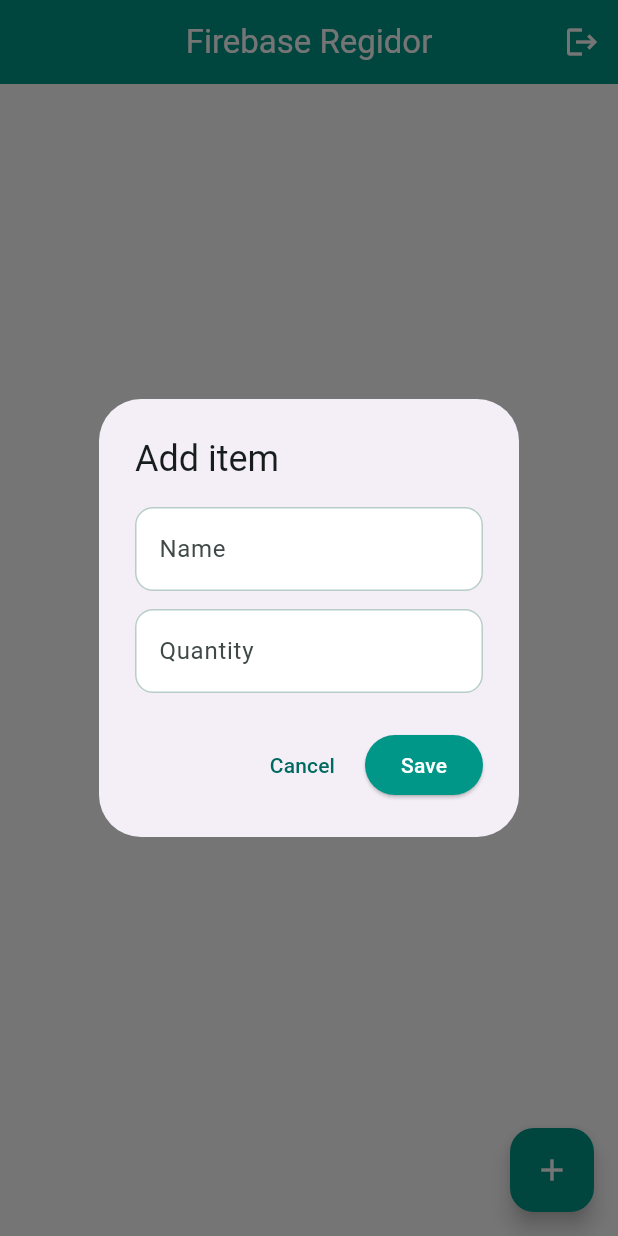
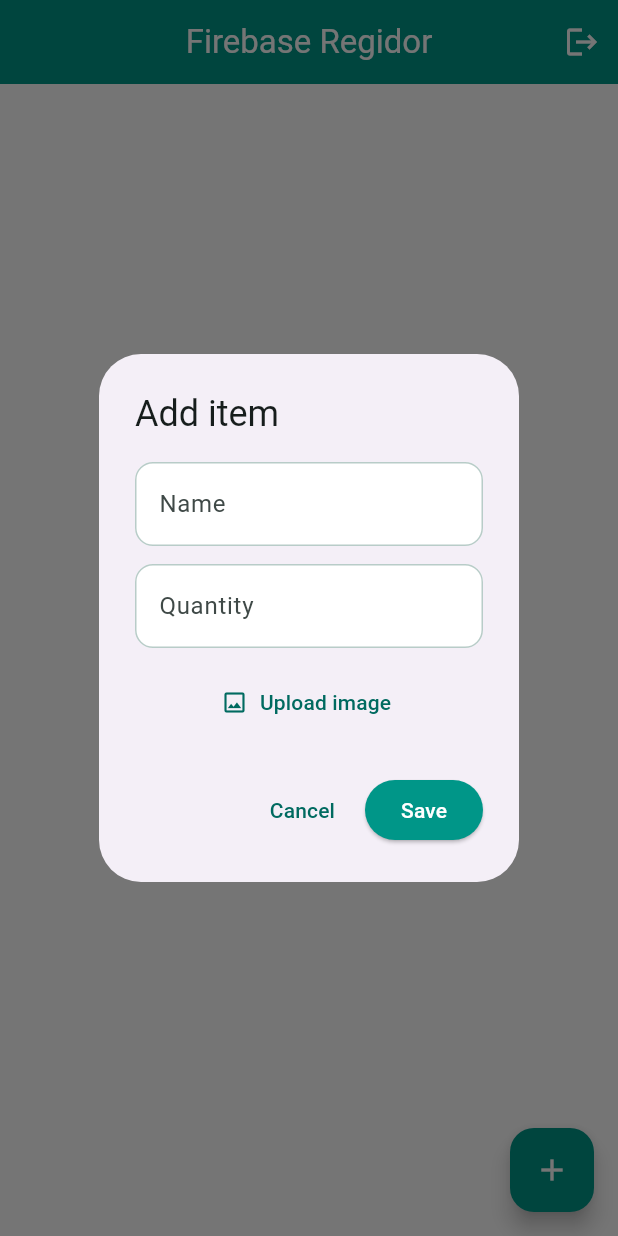
Before and after one commit to jsh24776/firebase_auth_crud, a Flutter app: the screen it shows once a user with an empty profile is signed in, after a tap on the "add" icon, on a phone screen of 412 x 824 dp. Run offline on Flutter 3.47's test engine with Material 3 defaults, Android fonts, the phone set to English and light mode, and no system bars; our stand-ins replace cloud_firestore, firebase_auth, firebase_core, google_sign_in, image_picker; missing offline and left inert: cloudinary_public; accounts and stored records are empty.

Commit message:
Add cloudinary

```diff
--- /dev/null
+++ b/lib/crud_page.dart
@@ -0,0 +1,340 @@
+import 'dart:io';
+
+import 'package:cloud_firestore/cloud_firestore.dart';
+import 'package:firebase_auth/firebase_auth.dart';
+import 'package:flutter/material.dart';
+
+import 'crud_service.dart';
+
+class CrudPage extends StatefulWidget {
+  const CrudPage({super.key});
+
+  @override
+  State<CrudPage> createState() => _CrudPageState();
+}
+
+class _CrudPageState extends State<CrudPage> {
+  final _service = CrudService();
+  bool _favoritesOnly = false;
+  bool _isSaving = false;
+
+  void _showMessage(String text) {
+    if (!mounted) return;
+    ScaffoldMessenger.of(context).showSnackBar(SnackBar(content: Text(text)));
+  }
+
+  // ---------- DIALOG (used for both Add and Edit) ----------
+  Future<void> _showItemDialog({
+    String? id,
+    String? name,
+    int? quantity,
+    String? imageUrl,
+  }) async {
+    final isEdit = id != null;
+    final nameCtrl = TextEditingController(text: name ?? '');
+    final qtyCtrl = TextEditingController(text: quantity?.toString() ?? '');
+    String? validationError;
+    File? pickedImage;
+
+    final result = await showDialog<Map<String, dynamic>>(
+      context: context,
+      builder: (ctx) => StatefulBuilder(
+        builder: (ctx, setDialogState) => AlertDialog(
+          backgroundColor: const Color(0xFFF4EFF7),
+          title: Text(isEdit ? 'Edit item' : 'Add item'),
+          content: SingleChildScrollView(
+            child: Column(
+              mainAxisSize: MainAxisSize.min,
+              children: [
+                TextField(
+                  controller: nameCtrl,
+                  decoration: const InputDecoration(
+                    labelText: 'Name',
+                    border: OutlineInputBorder(),
+                  ),
+                ),
+                const SizedBox(height: 12),
+                TextField(
+                  controller: qtyCtrl,
+                  keyboardType: TextInputType.number,
+                  decoration: const InputDecoration(
+                    labelText: 'Quantity',
+                    border: OutlineInputBorder(),
+                  ),
+                ),
+                const SizedBox(height: 12),
+                // Image preview (new pick, or the existing image when editing)
+                if (pickedImage != null)
+                  ClipRRect(
+                    borderRadius: BorderRadius.circular(8),
+                    child: Image.file(pickedImage!,
+                        height: 100, width: 100, fit: BoxFit.cover),
+                  )
+                else if (imageUrl != null && imageUrl.isNotEmpty)
+                  ClipRRect(
+                    borderRadius: BorderRadius.circular(8),
+                    child: Image.network(imageUrl,
+                        height: 100, width: 100, fit: BoxFit.cover),
+                  ),
+                TextButton.icon(
+                  icon: const Icon(Icons.image_outlined),
+                  label: const Text('Upload image'),
+                  onPressed: () async {
+                    final file = await _service.pickImageForAddItem();
+                    if (file != null) {
+                      setDialogState(() => pickedImage = file);
+                    }
+                  },
+                ),
+                if (validationError != null)
+                  Align(
+                    alignment: Alignment.centerLeft,
+                    child: Text(
+                      validationError!,
+                      style: TextStyle(color: Theme.of(ctx).colorScheme.error),
+                    ),
+                  ),
+              ],
+            ),
+          ),
+          actions: [
+            TextButton(
+              onPressed: () => Navigator.pop(ctx),
+              child: const Text('Cancel'),
+            ),
+            ElevatedButton(
+              style: ElevatedButton.styleFrom(
+                backgroundColor: isEdit ? Colors.orange : Colors.teal,
+                foregroundColor: Colors.white,
+              ),
+              onPressed: () {
+                final n = nameCtrl.text.trim();
+                final q = int.tryParse(qtyCtrl.text.trim());
+                if (n.isEmpty || q == null) {
+                  setDialogState(() =>
+                      validationError = 'Enter a name and a valid quantity');
+                  return;
+                }
+                // Only return the values. Uploading/saving happens below.
+                Navigator.pop(ctx, {
+                  'name': n,
+                  'quantity': q,
+                  'image': pickedImage,
+                });
+              },
+              child: Text(isEdit ? 'Update' : 'Save'),
+            ),
+          ],
+        ),
+      ),
+    );
+
+    // NOTE: do not dispose the controllers here (dialog is still closing).
+
+    if (result == null || !mounted) return;
+
+    setState(() => _isSaving = true);
+    try {
+      String? newImageUrl;
+      final image = result['image'] as File?;
+      if (image != null) {
+        newImageUrl = await _service.uploadImage(image); // Cloudinary
+      }
+
+      final savedName = result['name'] as String;
+      final savedQuantity = result['quantity'] as int;
+      if (isEdit) {
+        await _service.updateItem(id!, savedName, savedQuantity,
+            imageUrl: newImageUrl);
+      } else {
+        await _service.addItem(savedName, savedQuantity,
+            imageUrl: newImageUrl);
+      }
+    } catch (error) {
+      _showMessage('Could not save item: $error');
+    } finally {
+      if (mounted) setState(() => _isSaving = false);
+    }
+  }
+
+  Future<void> _confirmDelete(String id, String name) async {
+    final ok = await showDialog<bool>(
+      context: context,
+      builder: (ctx) => AlertDialog(
+        title: const Text('Delete item'),
+        content: Text('Delete "$name"?'),
+        actions: [
+          TextButton(
+            onPressed: () => Navigator.pop(ctx, false),
+            child: const Text('Cancel'),
+          ),
+          TextButton(
+            onPressed: () => Navigator.pop(ctx, true),
+            child: const Text('Delete', style: TextStyle(color: Colors.red)),
+          ),
+        ],
+      ),
+    );
+    if (ok == true) {
+      try {
+        await _service.deleteItem(id);
+      } catch (error) {
+        _showMessage('Could not delete: $error');
+      }
+    }
+  }
+
+  Widget _buildLeading(String imageUrl) {
+    if (imageUrl.isEmpty) return const SizedBox(width: 0);
+    return ClipRRect(
+      borderRadius: BorderRadius.circular(8),
+      child: Image.network(
+        imageUrl,
+        width: 48,
+        height: 48,
+        fit: BoxFit.cover,
+        errorBuilder: (_, __, ___) =>
+            const Icon(Icons.broken_image, size: 40, color: Colors.grey),
+      ),
+    );
+  }
+
+  // ---------- UI ----------
+  @override
+  Widget build(BuildContext context) {
+    return Scaffold(
+      appBar: AppBar(
+        title: const Text('Firebase Regidor'),
+        centerTitle: true,
+        backgroundColor: Colors.teal,
+        foregroundColor: Colors.white,
+        actions: [
+          IconButton(
+            tooltip: 'Log out',
+            icon: const Icon(Icons.logout),
+            onPressed: () async {
+              await FirebaseAuth.instance.signOut();
+            },
+          ),
+        ],
+        bottom: _isSaving
+            ? const PreferredSize(
+                preferredSize: Size.fromHeight(4),
+                child: LinearProgressIndicator(),
+              )
+            : null,
+      ),
+      // ---------- READ ----------
+      body: StreamBuilder<QuerySnapshot<Map<String, dynamic>>>(
+        stream: _service.items.snapshots(),
+        builder: (context, snapshot) {
+          if (snapshot.hasError) {
+            return Center(child: Text('Error: ${snapshot.error}'));
+          }
+          if (!snapshot.hasData) {
+            return const Center(child: CircularProgressIndicator());
+          }
+          final allDocs = snapshot.data!.docs;
+          if (allDocs.isEmpty) {
+            return const Center(child: Text('No items yet. Tap + to add.'));
+          }
+          final docs = _favoritesOnly
+              ? allDocs.where((d) => d.data()['isFavorite'] == true).toList()
+              : allDocs;
+          return Column(
+            children: [
+              Padding(
+                padding: const EdgeInsets.fromLTRB(12, 8, 12, 0),
+                child: SegmentedButton<bool>(
+                  segments: const [
+                    ButtonSegment(value: false, label: Text('All')),
+                    ButtonSegment(
+                      value: true,
+                      label: Text('Favorites'),
+                      icon: Icon(Icons.star),
+                    ),
+                  ],
+                  selected: {_favoritesOnly},
+                  onSelectionChanged: (s) =>
+                      setState(() => _favoritesOnly = s.first),
+                ),
+              ),
+              if (docs.isEmpty)
+                const Expanded(
+                  child: Center(
+                      child: Text('No favorites yet. Star an item to save it.')),
+                )
+              else
+                Expanded(
+                  child: ListView.builder(
+                    padding: const EdgeInsets.all(8),
+                    itemCount: docs.length,
+                    itemBuilder: (context, i) {
+                      final doc = docs[i];
+                      final data = doc.data();
+                      final name = data['name'] ?? '';
+                      final qty = data['quantity'] ?? 0;
+                      final imageUrl = (data['imageUrl'] ?? '') as String;
+                      final isFavorite = data['isFavorite'] == true;
+                      return Card(
+                        color: const Color(0xFFF4EFF7),
+                        elevation: 2,
+                        shape: RoundedRectangleBorder(
+                          borderRadius: BorderRadius.circular(12),
+                        ),
+                        child: ListTile(
+                          leading: imageUrl.isEmpty
+                              ? null
+                              : _buildLeading(imageUrl),
+                          title: Text(name,
+                              style: const TextStyle(
+                                  fontWeight: FontWeight.w600)),
+                          subtitle: Text('Quantity $qty'),
+                          trailing: Row(
+                            mainAxisSize: MainAxisSize.min,
+                            children: [
+                              IconButton(
+                                icon: Icon(
+                                  isFavorite ? Icons.star : Icons.star_border,
+                                  color: isFavorite
+                                      ? Colors.amber.shade800
+                                      : Colors.grey,
+                                ),
+                                onPressed: () => _service
+                                    .toggleFavorite(doc.id, isFavorite),
+                              ),
+                              IconButton(
+                                icon: const Icon(Icons.edit,
+                                    color: Colors.orange),
+                                onPressed: () => _showItemDialog(
+                                  id: doc.id,
+                                  name: name,
+                                  quantity: qty,
+                                  imageUrl: imageUrl,
+                                ),
+                              ),
+                              IconButton(
+                                icon: const Icon(Icons.delete,
+                                    color: Colors.red),
+                                onPressed: () => _confirmDelete(doc.id, name),
+                              ),
+                            ],
+                          ),
+                        ),
+                      );
+                    },
+                  ),
+                ),
+            ],
+          );
+        },
+      ),
+      floatingActionButton: FloatingActionButton(
+        backgroundColor: Colors.teal,
+        foregroundColor: Colors.white,
+        onPressed: () => _showItemDialog(),
+        child: const Icon(Icons.add),
+      ),
+    );
+  }
+}
--- /dev/null
+++ b/lib/crud_service.dart
@@ -0,0 +1,76 @@
+import 'dart:io';
+
+import 'package:cloud_firestore/cloud_firestore.dart';
+import 'package:cloudinary_public/cloudinary_public.dart';
+import 'package:firebase_auth/firebase_auth.dart';
+import 'package:image_picker/image_picker.dart';
+
+/// Handles Firestore CRUD + Cloudinary image upload.
+/// Data path: users/{uid}/items/{itemId}
+///   -> { name, quantity, imageUrl, isFavorite, createdAt }
+class CrudService {
+  // TODO: replace with your own values from the Cloudinary dashboard
+  static const String _cloudName = 'wi8exu5z';
+  static const String _uploadPreset = 'messiGoat';
+
+  final CloudinaryPublic _cloudinary =
+      CloudinaryPublic(_cloudName, _uploadPreset, cache: false);
+  final ImagePicker _picker = ImagePicker();
+
+  CollectionReference<Map<String, dynamic>> get items => FirebaseFirestore
+      .instance
+      .collection('users')
+      .doc(FirebaseAuth.instance.currentUser!.uid)
+      .collection('items');
+
+  // ---------- PICK IMAGE ----------
+  /// Opens the gallery. Returns null if the user cancels.
+  Future<File?> pickImageForAddItem() async {
+    final pickedFile = await _picker.pickImage(
+      source: ImageSource.gallery,
+      imageQuality: 80,
+    );
+    if (pickedFile == null) return null;
+    return File(pickedFile.path);
+  }
+
+  // ---------- UPLOAD IMAGE ----------
+  /// Uploads the file to Cloudinary and returns the image URL.
+  Future<String> uploadImage(File file) async {
+    final response = await _cloudinary.uploadFile(
+      CloudinaryFile.fromFile(
+        file.path,
+        resourceType: CloudinaryResourceType.Image,
+      ),
+    );
+    return response.secureUrl;
+  }
+
+  // ---------- CREATE ----------
+  Future<void> addItem(String name, int quantity, {String? imageUrl}) async {
+    await items.add({
+      'name': name,
+      'quantity': quantity,
+      'imageUrl': imageUrl ?? '',
+      'isFavorite': false,
+      'createdAt': FieldValue.serverTimestamp(),
+    });
+  }
+
+  // ---------- UPDATE ----------
+  Future<void> updateItem(String id, String name, int quantity,
+      {String? imageUrl}) async {
+    final data = <String, dynamic>{'name': name, 'quantity': quantity};
+    if (imageUrl != null) data['imageUrl'] = imageUrl; // only if a new image
+    await items.doc(id).update(data);
+  }
+
+  Future<void> toggleFavorite(String id, bool isFavorite) async {
+    await items.doc(id).update({'isFavorite': !isFavorite});
+  }
+
+  // ---------- DELETE ----------
+  Future<void> deleteItem(String id) async {
+    await items.doc(id).delete();
+  }
+}
--- a/lib/main.dart
+++ b/lib/main.dart
@@ -4,7 +4,7 @@ import 'package:flutter/material.dart';
 
 import 'auth_service.dart';
 import 'firebase_options.dart';
-import 'crude_page.dart';
+import 'crud_page.dart';
 import 'login_page.dart';
 
 Future<void> main() async {
--- a/pubspec.yaml
+++ b/pubspec.yaml
@@ -38,6 +38,8 @@ dependencies:
   firebase_auth: ^7.1.0
   google_sign_in: ^7.2.0
   cloud_firestore: ^7.2.0
+  cloudinary_public: ^0.23.0
+  image_picker: ^1.1.2
 
 dev_dependencies:
   flutter_test:
```
Also changed, not shown: lib/crude_page.dart (+98 -29 lines), pubspec.lock, 8 other files.
